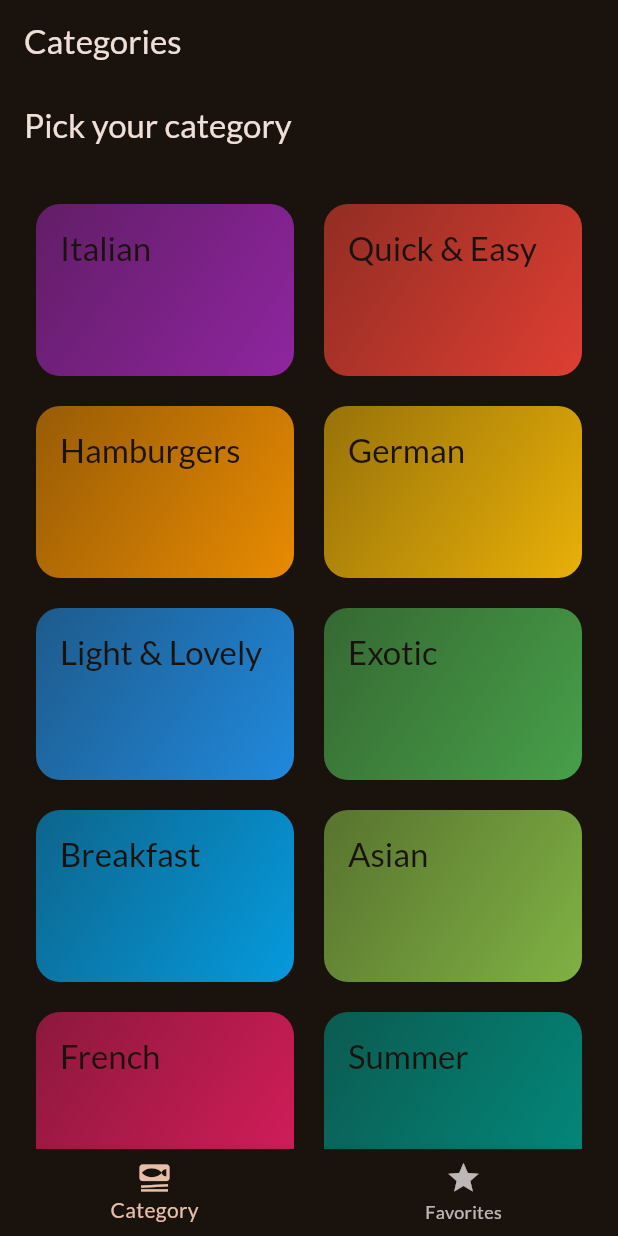
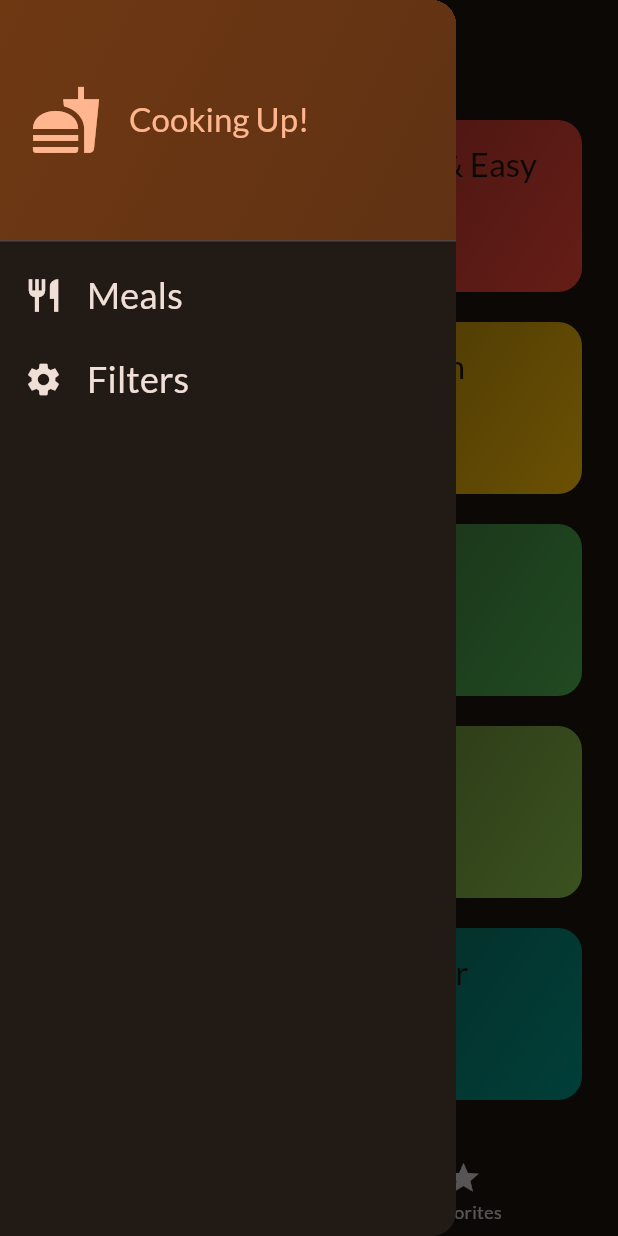
Before and after one commit to CharanReddy404/meals, a Flutter app: the screen it shows after launch, with the side drawer open (before the commit the screen has no drawer), on a phone screen of 412 x 824 dp. Run offline on Flutter 3.47's test engine with Material 3 defaults, Android fonts, the phone set to English and light mode, and no system bars; our stand-ins replace google_fonts, transparent_image.

Commit message:
meal app done

```diff
--- a/lib/screens/categories.dart
+++ b/lib/screens/categories.dart
@@ -2,21 +2,30 @@ import 'package:flutter/material.dart';
 
 import 'package:meals/data/dummy_data.dart';
 import 'package:meals/models/category.dart';
+import 'package:meals/models/meal.dart';
 import 'package:meals/screens/meals.dart';
 import 'package:meals/widgets/category_grid_item.dart';
 
 class CategoriesScreen extends StatelessWidget {
-  const CategoriesScreen({super.key});
+  const CategoriesScreen({
+    super.key,
+    required this.onToggleFavorite,
+    required this.avaiableMeals,
+  });
+
+  final void Function(Meal meal) onToggleFavorite;
+  final List<Meal> avaiableMeals;
 
   void _selectCategory(BuildContext context, Category category) {
     final filteredMeals =
-        dummyMeals.where((meal) => meal.categories.contains(category.id));
+        avaiableMeals.where((meal) => meal.categories.contains(category.id));
 
     Navigator.of(context).push(
       MaterialPageRoute(
         builder: (ctx) => MealsScreen(
           title: category.title,
           meals: filteredMeals.toList(),
+          onToggleFavorite: onToggleFavorite,
         ),
       ),
     );
@@ -24,11 +33,7 @@ class CategoriesScreen extends StatelessWidget {
 
   @override
   Widget build(BuildContext context) {
-    return Scaffold(
-      appBar: AppBar(
-        title: const Text("Pick your category "),
-      ),
-      body: GridView(
+    return GridView(
       padding: const EdgeInsets.all(24),
       gridDelegate: const SliverGridDelegateWithFixedCrossAxisCount(
         crossAxisCount: 2,
@@ -45,7 +50,6 @@ class CategoriesScreen extends StatelessWidget {
             },
           )
       ],
-      ),
     );
   }
 }
--- a/lib/screens/tabs.dart
+++ b/lib/screens/tabs.dart
@@ -1,6 +1,17 @@
 import 'package:flutter/material.dart';
+import 'package:meals/data/dummy_data.dart';
+import 'package:meals/models/meal.dart';
 import 'package:meals/screens/categories.dart';
+import 'package:meals/screens/filters.dart';
 import 'package:meals/screens/meals.dart';
+import 'package:meals/widgets/main_drawer.dart';
+
+const kInitialFilters = {
+  Filter.glutenFree: false,
+  Filter.lactoseFree: false,
+  Filter.vegetarian: false,
+  Filter.vegan: false,
+};
 
 class TabsScreen extends StatefulWidget {
   const TabsScreen({super.key});
@@ -13,6 +24,33 @@ class TabsScreen extends StatefulWidget {
 
 class _TabsScreenState extends State<TabsScreen> {
   int _selectedPageIndex = 0;
+  final List<Meal> _favoriteMeals = [];
+  Map<Filter, bool> _selectedFilters = kInitialFilters;
+
+  void _showInfoMessage(String message) {
+    ScaffoldMessenger.of(context).clearSnackBars();
+    ScaffoldMessenger.of(context).showSnackBar(
+      SnackBar(
+        content: Text(message),
+      ),
+    );
+  }
+
+  void _toggelMealFavoriteStatus(Meal meal) {
+    final isExisting = _favoriteMeals.contains(meal);
+
+    if (isExisting) {
+      setState(() {
+        _favoriteMeals.remove(meal);
+        _showInfoMessage("Meal is no longar a favorite.");
+      });
+    } else {
+      setState(() {
+        _favoriteMeals.add(meal);
+        _showInfoMessage("Marked as a favorite!");
+      });
+    }
+  }
 
   void _selectPage(int index) {
     setState(() {
@@ -20,22 +58,65 @@ class _TabsScreenState extends State<TabsScreen> {
     });
   }
 
+  void _setScreen(String identifier) async {
+    Navigator.of(context).pop();
+    if (identifier == "filters") {
+      final result = await Navigator.of(context).push<Map<Filter, bool>>(
+        MaterialPageRoute(
+          builder: (ctx) => FiltersScreeen(
+            currentFilters: _selectedFilters,
+          ),
+        ),
+      );
+
+      setState(() {
+        _selectedFilters = result ?? kInitialFilters;
+      });
+    }
+  }
+
   @override
   Widget build(BuildContext context) {
-    Widget activePage = const CategoriesScreen();
+    final avaiableMeals = dummyMeals.where((meal) {
+      if (_selectedFilters[Filter.glutenFree]! && !meal.isGlutenFree) {
+        return false;
+      }
+      if (_selectedFilters[Filter.lactoseFree]! && !meal.isLactoseFree) {
+        return false;
+      }
+      if (_selectedFilters[Filter.vegetarian]! && !meal.isVegetarian) {
+        return false;
+      }
+      if (_selectedFilters[Filter.vegan]! && !meal.isVegan) {
+        return false;
+      }
+      return true;
+    }).toList();
+
+    Widget activePage = CategoriesScreen(
+      onToggleFavorite: _toggelMealFavoriteStatus,
+      avaiableMeals: avaiableMeals,
+    );
     var activePageTitle = "Categories";
 
     if (_selectedPageIndex == 1) {
-      activePage = MealsScreen(title: "Favorites", meals: []);
+      activePage = MealsScreen(
+        meals: _favoriteMeals,
+        onToggleFavorite: _toggelMealFavoriteStatus,
+      );
       activePageTitle = "Your Favorites";
     }
     return Scaffold(
       appBar: AppBar(
         title: Text(activePageTitle),
       ),
+      drawer: MainDrawer(
+        onSelectScreen: _setScreen,
+      ),
       body: activePage,
       bottomNavigationBar: BottomNavigationBar(
         onTap: _selectPage,
+        currentIndex: _selectedPageIndex,
         items: const [
           BottomNavigationBarItem(
             icon: Icon(Icons.set_meal),
--- /dev/null
+++ b/lib/widgets/main_drawer.dart
@@ -0,0 +1,81 @@
+import 'package:flutter/material.dart';
+
+class MainDrawer extends StatelessWidget {
+  const MainDrawer({super.key, required this.onSelectScreen});
+
+  final void Function(String identifier) onSelectScreen;
+
+  @override
+  Widget build(BuildContext context) {
+    return Drawer(
+      child: Column(
+        children: [
+          DrawerHeader(
+            padding: const EdgeInsets.all(20),
+            decoration: BoxDecoration(
+              gradient: LinearGradient(
+                colors: [
+                  Theme.of(context).colorScheme.primaryContainer,
+                  Theme.of(context)
+                      .colorScheme
+                      .primaryContainer
+                      .withOpacity(0.8),
+                ],
+                begin: Alignment.topLeft,
+                end: Alignment.bottomRight,
+              ),
+            ),
+            child: Row(
+              children: [
+                Icon(
+                  Icons.fastfood,
+                  size: 48,
+                  color: Theme.of(context).colorScheme.primary,
+                ),
+                const SizedBox(width: 18),
+                Text(
+                  'Cooking Up!',
+                  style: Theme.of(context).textTheme.titleLarge!.copyWith(
+                        color: Theme.of(context).colorScheme.primary,
+                      ),
+                )
+              ],
+            ),
+          ),
+          ListTile(
+            leading: Icon(
+              Icons.restaurant,
+              size: 26,
+              color: Theme.of(context).colorScheme.onBackground,
+            ),
+            title: Text(
+              "Meals",
+              style: Theme.of(context).textTheme.titleSmall!.copyWith(
+                  color: Theme.of(context).colorScheme.onBackground,
+                  fontSize: 24),
+            ),
+            onTap: () {
+              onSelectScreen("meals");
+            },
+          ),
+          ListTile(
+            leading: Icon(
+              Icons.settings,
+              size: 26,
+              color: Theme.of(context).colorScheme.onBackground,
+            ),
+            title: Text(
+              "Filters",
+              style: Theme.of(context).textTheme.titleSmall!.copyWith(
+                  color: Theme.of(context).colorScheme.onBackground,
+                  fontSize: 24),
+            ),
+            onTap: () {
+              onSelectScreen("filters");
+            },
+          ),
+        ],
+      ),
+    );
+  }
+}
```
Also changed, not shown: lib/screens/filters.dart (added, +162 -0 lines), lib/screens/meal_details.dart (+17 -2 lines), lib/screens/meals.dart (+17 -4 lines). Lines whose indentation alone changed are shown as unchanged.
